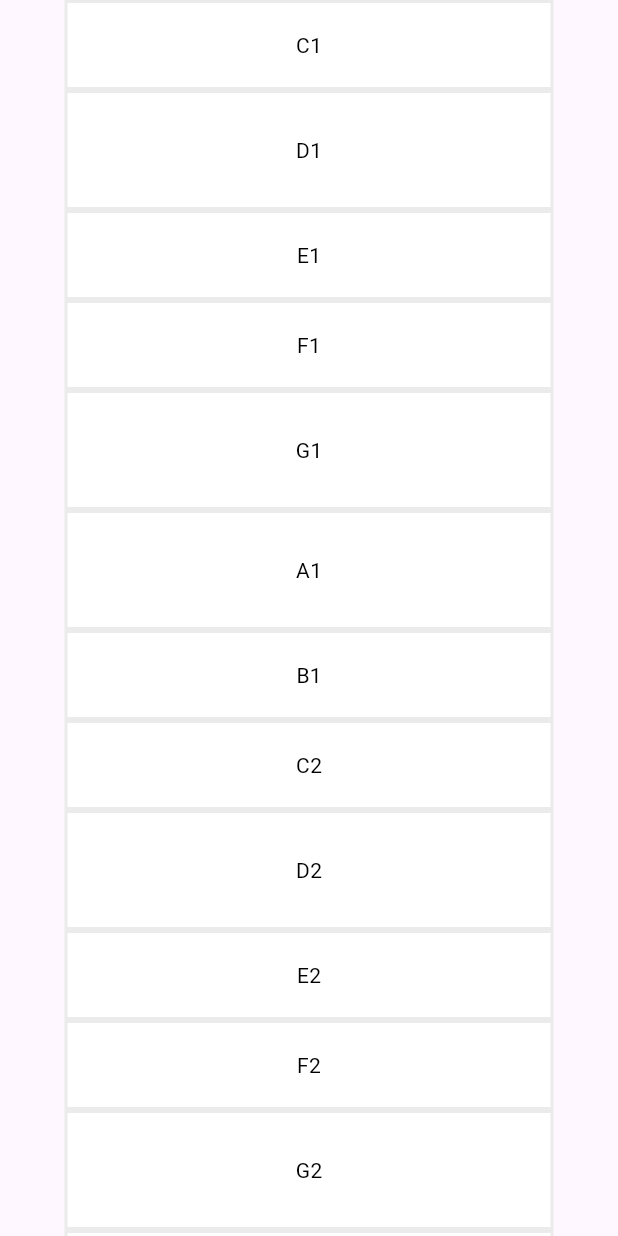
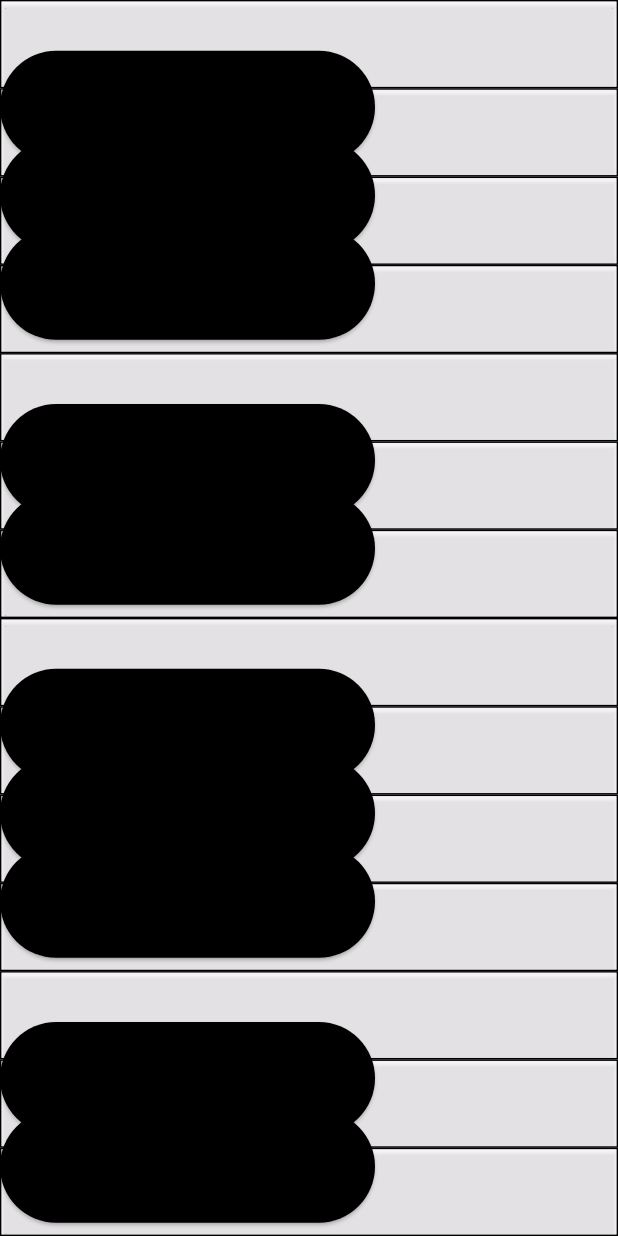
Before and after one commit to cc23319/MAISound_Flutter_App, a Flutter app: the PianoWidget screen opened directly, on a phone screen of 412 x 824 dp. Run offline on Flutter 3.47's test engine with Material 3 defaults, Android fonts, the phone set to English and light mode, and no system bars; our stand-ins replace audioplayers, font_awesome_flutter; missing offline and left inert: dart:js_util, flutterflow_ui; network calls fail.

Commit message:
commit piano

```diff
--- a/lib/classes/instrument.dart
+++ b/lib/classes/instrument.dart
@@ -61,6 +61,30 @@ class Instrument {
   // Carrega os sons dos assets
   Future<void> loadSounds() async {
     // Adiciona os caminhos das notas manualmente
+    sounds["C1"] = "instruments/piano/3-c.wav";
+    sounds["C#1"] = "instruments/piano/3-cs.wav";
+    sounds["D1"] = "instruments/piano/3-d.wav";
+    sounds["D#1"] = "instruments/piano/3-ds.wav";
+    sounds["E1"] = "instruments/piano/3-e.wav";
+    sounds["F1"] = "instruments/piano/3-f.wav";
+    sounds["F#1"] = "instruments/piano/3-fs.wav";
+    sounds["G1"] = "instruments/piano/3-g.wav";
+    sounds["G#1"] = "instruments/piano/3-gs.wav";
+    sounds["A1"] = "instruments/piano/3-a.wav";
+    sounds["A#1"] = "instruments/piano/3-as.wav";
+    sounds["B1"] = "instruments/piano/3-b.wav";
+    sounds["C2"] = "instruments/piano/3-c.wav";
+    sounds["C#2"] = "instruments/piano/3-cs.wav";
+    sounds["D2"] = "instruments/piano/3-d.wav";
+    sounds["D#2"] = "instruments/piano/3-ds.wav";
+    sounds["E2"] = "instruments/piano/3-e.wav";
+    sounds["F2"] = "instruments/piano/3-f.wav";
+    sounds["F#2"] = "instruments/piano/3-fs.wav";
+    sounds["G2"] = "instruments/piano/3-g.wav";
+    sounds["G#2"] = "instruments/piano/3-gs.wav";
+    sounds["A2"] = "instruments/piano/3-a.wav";
+    sounds["A#2"] = "instruments/piano/3-as.wav";
+    sounds["B2"] = "instruments/piano/3-b.wav";
     sounds["C3"] = "instruments/piano/3-c.wav";
     sounds["C#3"] = "instruments/piano/3-cs.wav";
     sounds["D3"] = "instruments/piano/3-d.wav";
--- a/lib/track_page.dart
+++ b/lib/track_page.dart
@@ -4,6 +4,7 @@ import 'package:flutterflow_ui/flutterflow_ui.dart';
 import 'dart:async';
 
 import 'package:maisound/project_page.dart';
+import 'package:maisound/widget_piano.dart';
 export 'package:flutterflow_ui/flutterflow_ui.dart';
 
 // Carrega o instrumento
@@ -276,70 +277,6 @@ class _TrackWidgetState extends State<TrackWidget> {
 }
 
 
-// Piano
-class PianoWidget extends StatelessWidget {
-  final int numberOfKeys;
-  final double keyWidth;
-  final double keyHeight;
-
-  const PianoWidget({
-    super.key,
-    required this.numberOfKeys,
-    required this.keyWidth,
-    required this.keyHeight,
-  });
-
-  @override
-  Widget build(BuildContext context) {
-    const keys = [
-      "C", "C#", "D", "D#", "E", "F", "F#", "G", "G#", "A", "A#", "B"
-    ];
-
-    const smallerKeys = ["E", "F", "B", "C"];
-    int currentOctave = 1;
-
-    return ListView.builder(
-      itemCount: numberOfKeys,
-      itemBuilder: (context, index) {
-        var key = keys[index % keys.length];
-        bool isBlack = key.contains("#");
-        bool isSmaller = smallerKeys.contains(key);
-        var noteName = key + (currentOctave + (index / keys.length).floor()).toString();
-
-        if (!isBlack) {
-          return Stack(
-            alignment: Alignment.bottomCenter,
-            children: [
-              GestureDetector(
-                onTap: () {
-                  print("Tapped note: $noteName");
-                  instrument.playSound(noteName);
-                  recordingController.recordNote(noteName);
-                },
-                child: Container(
-                  width: keyWidth,
-                  height: isSmaller ? keyHeight - 20 : keyHeight,
-                  decoration: BoxDecoration(
-                    color: !isBlack ? Colors.white : Colors.black,
-                    border: Border.all(color: Color.fromARGB(20, 0, 0, 0), width: 2),
-                  ),
-                  child: Center(
-                    child: Text(
-                      noteName,
-                      style: TextStyle(color: Colors.black),
-                    ),
-                  ),
-                ),
-              )
-            ],
-          );
-        } else {
-          return SizedBox();
-        }
-      },
-    );
-  }
-}
 
 // Barra de cima, com botão de play e tudo mais
 class ControlBar extends StatelessWidget {
@@ -378,11 +315,7 @@ class _TrackPage extends State<TrackPage> {
           children: [
             SizedBox(
               width: 300,
-              child: PianoWidget(
-                numberOfKeys: 48,
-                keyWidth: 326,
-                keyHeight: 80,
-              ),
+              child: PianoWidget(octaves: [2,3],),
             ),
             Expanded(
               child: TrackWidget(
--- a/lib/txt.txt
+++ b/lib/txt.txt
@@ -139,3 +139,45 @@ class _TrackWidgetState extends State<TrackWidget> {
     );
   }
 }
+
+LIST VIEW BUILDER
+return ListView.builder(
+      itemCount: numberOfKeys,
+      itemBuilder: (context, index) {
+        var key = keys[index % keys.length];
+        bool isBlack = key.contains("#");
+        bool isSmaller = smallerKeys.contains(key);
+        var noteName = key + (currentOctave + (index / keys.length).floor()).toString();
+
+        if (!isBlack) {
+          return Stack(
+            alignment: Alignment.bottomCenter,
+            children: [
+              GestureDetector(
+                onTap: () {
+                  print("Tapped note: $noteName");
+                  instrument.playSound(noteName);
+                  recordingController.recordNote(noteName);
+                },
+                child: Container(
+                  width: keyWidth,
+                  height: isSmaller ? keyHeight - 20 : keyHeight,
+                  decoration: BoxDecoration(
+                    color: !isBlack ? Colors.white : Colors.black,
+                    border: Border.all(color: Color.fromARGB(20, 0, 0, 0), width: 2),
+                  ),
+                  child: Center(
+                    child: Text(
+                      noteName,
+                      style: TextStyle(color: Colors.black),
+                    ),
+                  ),
+                ),
+              )
+            ],
+          );
+        } else {
+          return SizedBox();
+        }
+      },
+    );
--- /dev/null
+++ b/lib/widget_piano.dart
@@ -0,0 +1,126 @@
+import 'dart:js_util';
+
+import 'package:flutter/material.dart';
+import 'package:maisound/classes/instrument.dart';
+
+class PianoWidget extends StatelessWidget {
+  final List octaves;
+
+  PianoWidget({Key? key, required this.octaves}) : super(key: key);
+
+  @override
+  Widget build(BuildContext context) {
+    var keys = ["C", "D", "E", "F", "G", "A", "B"].reversed.toList();
+
+    return Scaffold(
+        body: Column(
+          children: [
+            for (var octave in octaves)
+              for (var key in keys)
+                PianoButton(noteName: key, currentOctave: octave)
+          ],
+        ));
+  }
+}
+
+final instrument = Instrument();
+
+class PianoButton extends StatelessWidget {
+  final String noteName;
+  final int currentOctave;
+
+  PianoButton({Key? key, required this.noteName, required this.currentOctave})
+      : super(key: key);
+
+  @override
+  Widget build(BuildContext context) {
+    const keys = ["C", "D", "E", "F", "G", "A", "B"];
+    const keysWithBlack = ["C", "D", "F", "G", "A"];
+
+    var isBlack = false;
+    for (var key in keysWithBlack) {
+      if (noteName.contains(key)) {
+        isBlack = true;
+      }
+    }
+
+    ButtonStyle style;
+
+    if (isBlack) {
+      style = ElevatedButton.styleFrom(
+        primary: Colors.white60,
+        side: BorderSide.none,
+        shape: const RoundedRectangleBorder(
+          borderRadius: BorderRadius.zero,
+        ),
+      );
+
+      return Expanded(
+        child: (Stack(
+          clipBehavior: Clip.none,
+          children: [
+            Padding(
+              padding: const EdgeInsets.all(0.0),
+              child: Container(
+                decoration: BoxDecoration(
+                  border: Border.all(),
+                ),
+                height: double.infinity,
+                width: double.infinity,
+                child: ElevatedButton(
+                  style: style,
+                  onPressed: () =>
+                      instrument.playSound(noteName + currentOctave.toString()),
+                  child: null,
+                ),
+              ),
+            ),
+            Positioned(
+              top: -25.0,
+              child: Container(
+                height: 75.0,
+                width: 250.0,
+                child: ElevatedButton(
+                  style: ElevatedButton.styleFrom(
+                    primary: Colors.black,
+                  ),
+                  onPressed: () => instrument
+                      .playSound(noteName + "#" + currentOctave.toString()),
+                  child: null,
+                ),
+              ),
+            ),
+          ],
+        )),
+      );
+    } else {
+      style = ElevatedButton.styleFrom(
+        primary: Colors.white60,
+        side: BorderSide.none,
+        shape: const RoundedRectangleBorder(
+          borderRadius: BorderRadius.zero,
+        ),
+      );
+
+      return Expanded(
+        flex: 1,
+        child: Padding(
+          padding: const EdgeInsets.all(0.0),
+          child: Container(
+            decoration: BoxDecoration(
+              border: Border.all(),
+            ),
+            height: double.infinity,
+            width: double.infinity,
+            child: ElevatedButton(
+              style: style,
+              onPressed: () =>
+                  instrument.playSound(noteName + currentOctave.toString()),
+              child: null,
+            ),
+          ),
+        ),
+      );
+    }
+  }
+}
```
Also changed, not shown: lib/main.dart (line endings or trailing spaces), 1 other file.
